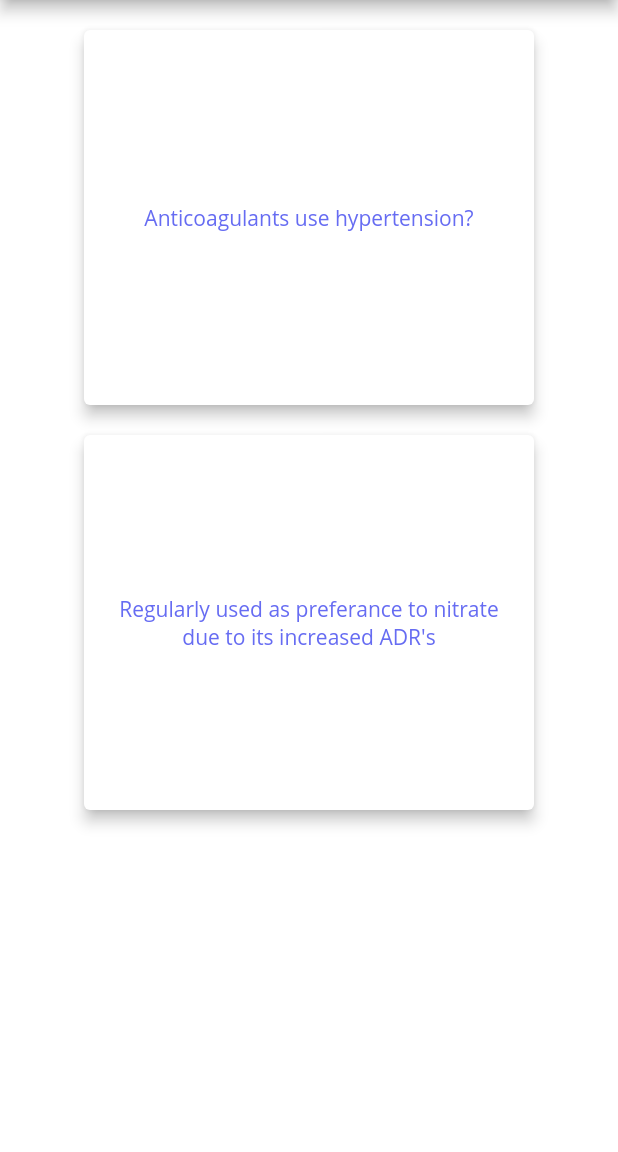
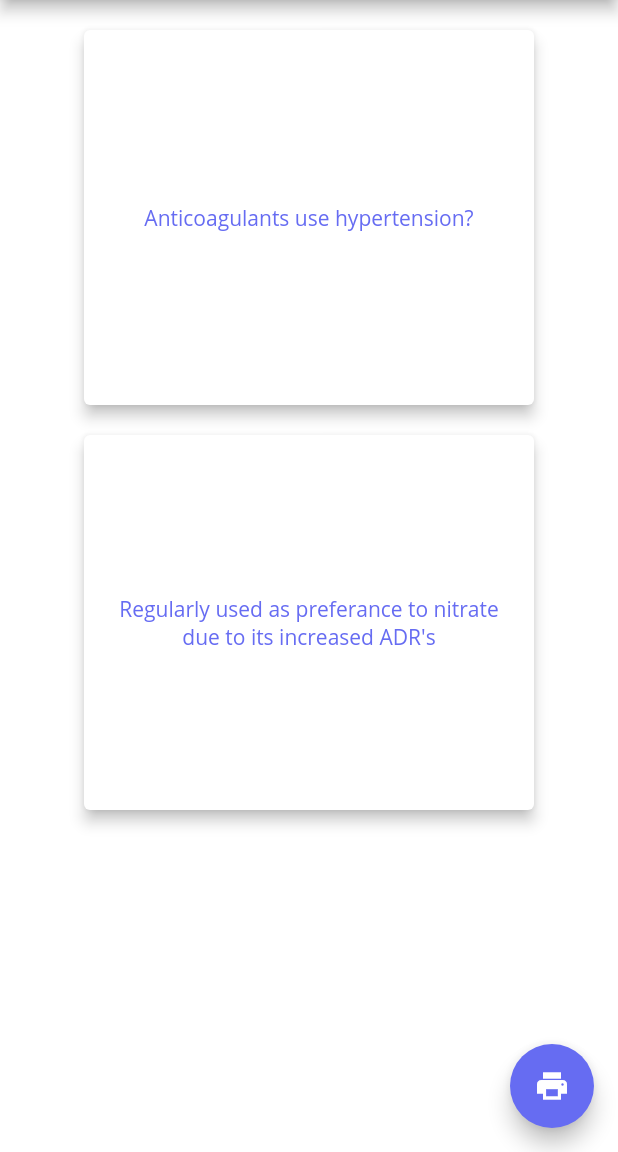
Before and after one commit to jamesninnes/unipro-flutter, a Flutter app: the GalleryView screen opened by its route, after a tap on "3011", on a phone screen of 412 x 824 dp, the part 84-1236 px from its top. Run offline on Flutter 3.47's test engine with Material 2 defaults, Android fonts, the phone set to English and light mode, and no system bars; drawn by our look-alikes of auto_size_text, flip_card; our stand-ins replace firebase_auth, google_sign_in, responsive_builder; missing offline and left inert: firebase_auth_web, firebase_core_web, google_sign_in_web; accounts and stored records are empty.

Commit message:
Print button adn deck elevatoin.

```diff
--- a/lib/views/flash_deck/flash_deck_view.dart
+++ b/lib/views/flash_deck/flash_deck_view.dart
@@ -34,14 +34,13 @@ class FlashDeckView extends StatelessWidget {
                     ),
                   ],
                 )
-                // Expanded(
-                //     child: ScreenTypeLayout(
-                //   mobile: LandingContentMobile(),
-                //   desktop: LandingContentDesktop(),
-                // ))
               ],
             ),
           )),
+      floatingActionButton: FloatingActionButton(
+          child: Icon(Icons.print),
+          backgroundColor: primaryColor,
+          onPressed: () => {}),
     );
   }
 }
--- a/lib/widgets/flash_deck/flash_deck.dart
+++ b/lib/widgets/flash_deck/flash_deck.dart
@@ -10,23 +10,28 @@ class FlashDeck extends StatelessWidget {
 
   @override
   Widget build(BuildContext context) {
+    BoxDecoration decoration = BoxDecoration();
     return Stack(alignment: Alignment.topLeft, children: <Widget>[
       Card(
         elevation: 4,
         margin: EdgeInsets.symmetric(vertical: 9, horizontal: 9),
         child: Container(
+          decoration: decoration,
           width: cardWidth,
           height: cardHeight,
         ),
       ),
       Card(
+        elevation: 3,
         margin: EdgeInsets.symmetric(vertical: 6, horizontal: 6),
         child: Container(
+          decoration: decoration,
           width: cardWidth,
           height: cardHeight,
         ),
       ),
       Card(
+        elevation: 2,
         margin: EdgeInsets.symmetric(vertical: 3, horizontal: 3),
         child: InkWell(
           splashColor: primaryColor.withAlpha(30),
@@ -35,6 +40,7 @@ class FlashDeck extends StatelessWidget {
                 MaterialPageRoute(builder: (context) => FlashDeckView()));
           },
           child: Container(
+            decoration: decoration,
             width: cardWidth,
             height: cardHeight,
             child: Center(
```
Also changed, not shown: 1 other file.
